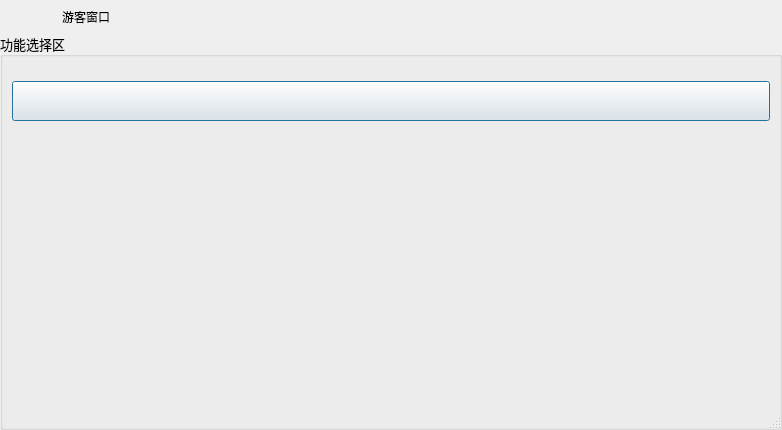
First picture: the form in LibraryManager/visitordialog.ui, repository 821869798/LibraryManager, before the edit.
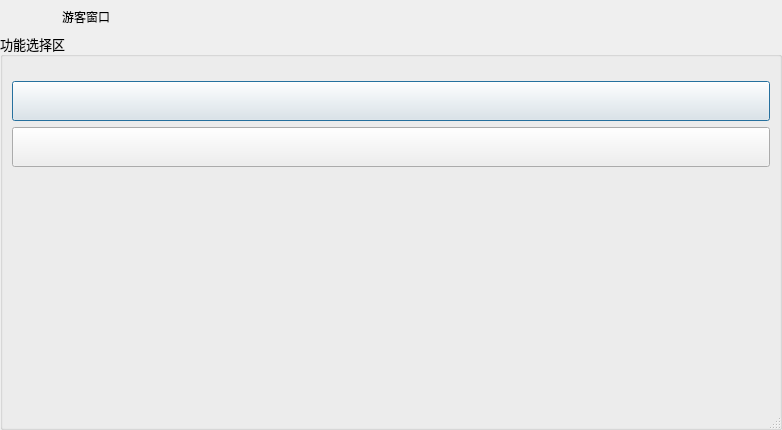
Second picture: the form after the edit.

```diff
--- a/LibraryManager/visitordialog.ui
+++ b/LibraryManager/visitordialog.ui
@@ -322,6 +322,22 @@
               </property>
              </widget>
             </item>
+            <item>
+             <widget class="QPushButton" name="btnLogout">
+              <property name="minimumSize">
+               <size>
+                <width>40</width>
+                <height>40</height>
+               </size>
+              </property>
+              <property name="toolTip">
+               <string>注销</string>
+              </property>
+              <property name="text">
+               <string/>
+              </property>
+             </widget>
+            </item>
             <item>
              <spacer name="verticalSpacer_2">
               <property name="orientation">
```
